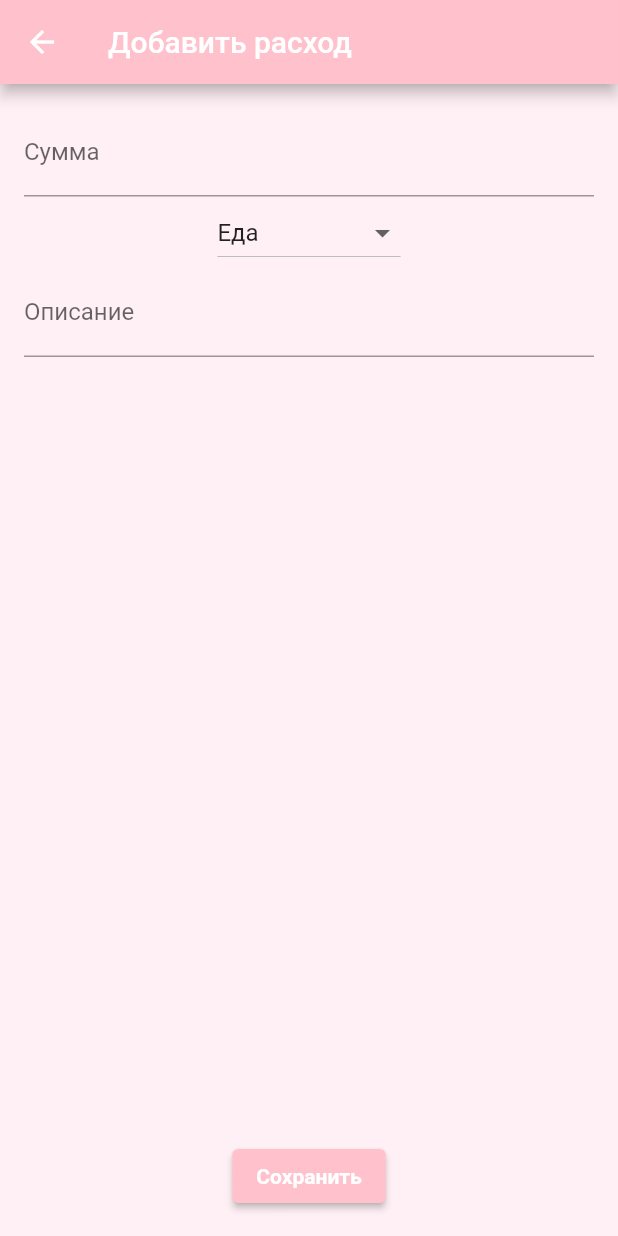
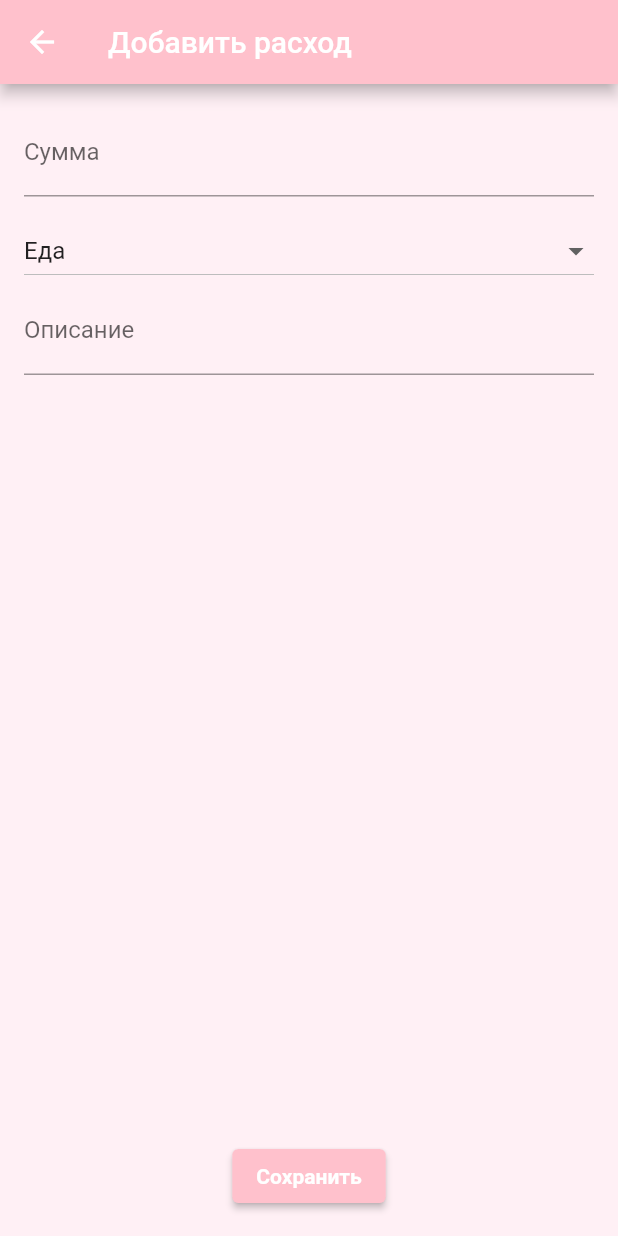
Before and after one commit to DashaMiMiheeva/Flutter_pr7, a Flutter app: the screen it shows after launch, after a tap on "Список расходов", after a tap on the "add" icon, on a phone screen of 412 x 824 dp. Run offline on Flutter 3.47's test engine with Material 3 defaults, Android fonts, the phone set to English and light mode, and no system bars; our stand-ins replace cached_network_image, get_it, go_router.

Commit message:
Task completed

```diff
--- a/lib/feature/expenses/screens/add_expense_screen.dart
+++ b/lib/feature/expenses/screens/add_expense_screen.dart
@@ -1,5 +1,8 @@
 import 'package:flutter/material.dart';
+import '../../../locator.dart';
+import '../models/category_service.dart';
 import '../models/expense.dart';
+import '../providers/expenses_provider.dart';
 
 class AddExpenseScreen extends StatefulWidget {
   const AddExpenseScreen({Key? key}) : super(key: key);
@@ -11,31 +14,35 @@ class AddExpenseScreen extends StatefulWidget {
 class _AddExpenseScreenState extends State<AddExpenseScreen> {
   final _amountController = TextEditingController();
   final _descriptionController = TextEditingController();
-  String _category = 'Еда';
-  final List<String> _categories = [
-    'Еда', 'Транспорт', 'Покупки', 'Развлечения', 'Прочее'
-  ];
-  final Map<String, String> _imgs = {
-    'Еда': 'https://cdn-icons-png.flaticon.com/512/1046/1046857.png',
-    'Транспорт': 'https://cdn-icons-png.flaticon.com/512/3124/3124296.png',
-    'Покупки': 'https://cdn-icons-png.flaticon.com/512/891/891462.png',
-    'Развлечения': 'https://cdn-icons-png.flaticon.com/512/3107/3107849.png',
-    'Прочее': 'https://cdn-icons-png.flaticon.com/512/2917/2917995.png',
-  };
+
+  final categoryService = locator.get<CategoryService>();
+  String? _selectedCategory;
+
+  @override
+  void initState() {
+    super.initState();
+    _selectedCategory = categoryService.categories.first;
+  }
+
   void _save() {
-    final amount = double.parse(_amountController.text);
+    if (_selectedCategory == null || _amountController.text.isEmpty) return;
+
+    final amount = double.tryParse(_amountController.text) ?? 0;
     final expense = Expense(
       id: DateTime.now().toString(),
       amount: amount,
-      category: _category,
+      category: _selectedCategory!,
       description: _descriptionController.text.isEmpty
           ? null
           : _descriptionController.text,
       date: DateTime.now(),
-      imageUrl: _imgs[_category]!,
+      imageUrl: categoryService.images[_selectedCategory]!,
     );
-    Navigator.pop(context, expense);
+
+    ExpensesProvider.of(context).add(expense);
+    Navigator.pop(context);
   }
+
   @override
   Widget build(BuildContext context) {
     return Scaffold(
@@ -49,19 +56,27 @@ class _AddExpenseScreenState extends State<AddExpenseScreen> {
               decoration: const InputDecoration(labelText: "Сумма"),
               keyboardType: TextInputType.number,
             ),
+            const SizedBox(height: 12),
             DropdownButton<String>(
-              value: _category,
-              items: _categories
-                  .map((c) => DropdownMenuItem(value: c, child: Text(c)))
+              isExpanded: true,
+              value: _selectedCategory,
+              items: categoryService.categories
+                  .map((c) => DropdownMenuItem(
+                value: c,
+                child: Text(c),
+              ))
                   .toList(),
-              onChanged: (v) => setState(() => _category = v!),
+              onChanged: (v) => setState(() => _selectedCategory = v),
             ),
             TextField(
               controller: _descriptionController,
               decoration: const InputDecoration(labelText: "Описание"),
             ),
             const Spacer(),
-            ElevatedButton(onPressed: _save, child: const Text("Сохранить")),
+            ElevatedButton(
+              onPressed: _save,
+              child: const Text("Сохранить"),
+            ),
           ],
         ),
       ),
--- a/lib/feature/expenses/screens/expenses_list_screen.dart
+++ b/lib/feature/expenses/screens/expenses_list_screen.dart
@@ -1,5 +1,5 @@
 import 'package:flutter/material.dart';
-import '../models/expense.dart';
+import '../providers/expenses_provider.dart';
 import 'add_expense_screen.dart';
 import 'expense_detail_screen.dart';
 
@@ -11,31 +11,45 @@ class ExpensesListScreen extends StatefulWidget {
 }
 
 class _ExpensesListScreenState extends State<ExpensesListScreen> {
-  final List<Expense> _expenses = [];
-
-  void _addExpense() async {
-    final newExpense = await Navigator.push(
+  Future<void> _openAddExpense() async {
+    await Navigator.push(
       context,
-      MaterialPageRoute(builder: (_) => AddExpenseScreen()),
+      MaterialPageRoute(builder: (_) => const AddExpenseScreen()),
     );
-
-    if (newExpense != null && newExpense is Expense) {
-      setState(() => _expenses.insert(0, newExpense));
-    }
+    setState(() {});
   }
 
   @override
   Widget build(BuildContext context) {
+    final provider = ExpensesProvider.of(context);
+    final expenses = provider.expenses;
+
     return Scaffold(
       appBar: AppBar(title: const Text("Мои расходы")),
-      body: ListView.builder(
-        itemCount: _expenses.length,
+      body: expenses.isEmpty
+          ? const Center(
+        child: Text(
+          "Нет расходов",
+          style: TextStyle(fontSize: 18, fontWeight: FontWeight.w600),
+        ),
+      )
+          : ListView.builder(
+        itemCount: expenses.length,
         itemBuilder: (context, index) {
-          final e = _expenses[index];
-          final date = "${e.date.day}.${e.date.month}.${e.date.year}";
+          final e = expenses[index];
+          final date =
+              "${e.date.day}.${e.date.month}.${e.date.year}";
+
           return ListTile(
             title: Text("${e.amount} ₽"),
             subtitle: Text(date),
+            trailing: IconButton(
+              icon: const Icon(Icons.delete, color: Colors.red),
+              onPressed: () {
+                provider.delete(e.id);
+                setState(() {});
+              },
+            ),
             onTap: () => Navigator.push(
               context,
               MaterialPageRoute(
@@ -46,7 +60,7 @@ class _ExpensesListScreenState extends State<ExpensesListScreen> {
         },
       ),
       floatingActionButton: FloatingActionButton(
-        onPressed: _addExpense,
+        onPressed: _openAddExpense,
         child: const Icon(Icons.add),
       ),
     );
--- a/lib/main.dart
+++ b/lib/main.dart
@@ -1,11 +1,18 @@
 import 'package:flutter/material.dart';
 import 'package:go_router/go_router.dart';
+import 'feature/expenses/providers/expenses_provider.dart';
 import 'feature/expenses/screens/home_screen.dart';
 import 'feature/expenses/screens/expenses_list_screen.dart';
 import 'feature/expenses/screens/settings_screen.dart';
+import 'locator.dart';
 
 void main() {
-  runApp(const ExpensesApp());
+  setupLocator();
+  runApp(
+      ExpensesProvider(
+          child: const ExpensesApp(),
+      ),
+  );
 }
 
 final GoRouter _router = GoRouter(
```
